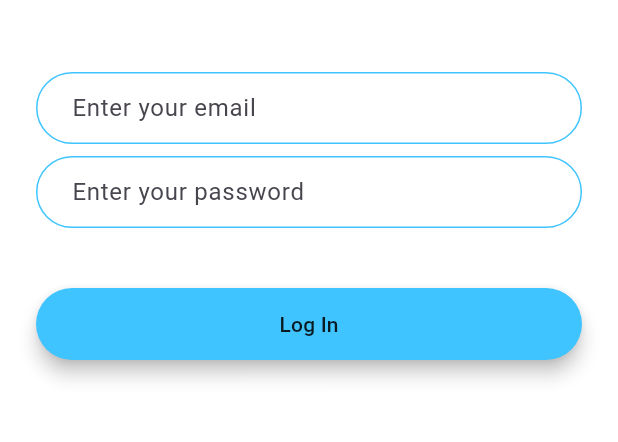
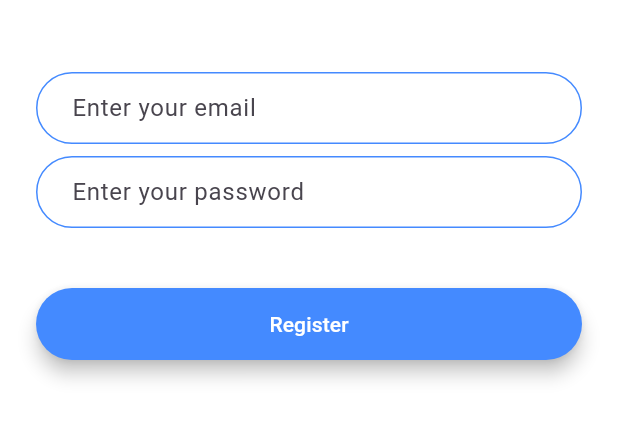
Before and after one commit to Pcode13/ChatApp_Flutter, a Flutter app: the screen it shows after launch, on a phone screen of 412 x 824 dp, the part 576-1018 px from its top. Run offline on Flutter 3.47's test engine with Material 3 defaults, Android fonts, the phone set to English and light mode, and no system bars.

Commit message:
Registration  Screen

```diff
--- a/lib/main.dart
+++ b/lib/main.dart
@@ -1,4 +1,5 @@
 import 'package:chatapp/screens/login_screen.dart';
+import 'package:chatapp/screens/registration_screen.dart';
 import 'package:chatapp/screens/welcome_screen.dart';
 import 'package:flutter/material.dart';
 
@@ -18,7 +19,7 @@ class MyApp extends StatelessWidget {
 
         colorScheme: ColorScheme.fromSeed(seedColor: Colors.deepPurple),
       ),
-      home: LoginScreen()
+      home: RegistrationScreen()
     );
   }
 }
--- a/lib/screens/registration_screen.dart
+++ b/lib/screens/registration_screen.dart
@@ -0,0 +1,98 @@
+import 'package:flutter/material.dart';
+
+class RegistrationScreen extends StatefulWidget {
+  @override
+  _RegistrationScreenState createState() => _RegistrationScreenState();
+}
+
+class _RegistrationScreenState extends State<RegistrationScreen> {
+  @override
+  Widget build(BuildContext context) {
+    return Scaffold(
+      backgroundColor: Colors.white,
+      body: Padding(
+        padding: EdgeInsets.symmetric(horizontal: 24.0),
+        child: Column(
+          mainAxisAlignment: MainAxisAlignment.center,
+          crossAxisAlignment: CrossAxisAlignment.stretch,
+          children: <Widget>[
+            Container(
+              height: 200.0,
+              child: Image.asset('images/logo.png'),
+            ),
+            SizedBox(
+              height: 48.0,
+            ),
+            TextField(
+              onChanged: (value) {
+                //Do something with the user input.
+              },
+              decoration: InputDecoration(
+                hintText: 'Enter your email',
+                contentPadding:
+                EdgeInsets.symmetric(vertical: 10.0, horizontal: 20.0),
+                border: OutlineInputBorder(
+                  borderRadius: BorderRadius.all(Radius.circular(32.0)),
+                ),
+                enabledBorder: OutlineInputBorder(
+                  borderSide: BorderSide(color: Colors.blueAccent, width: 1.0),
+                  borderRadius: BorderRadius.all(Radius.circular(32.0)),
+                ),
+                focusedBorder: OutlineInputBorder(
+                  borderSide: BorderSide(color: Colors.blueAccent, width: 2.0),
+                  borderRadius: BorderRadius.all(Radius.circular(32.0)),
+                ),
+              ),
+            ),
+            SizedBox(
+              height: 8.0,
+            ),
+            TextField(
+              onChanged: (value) {
+                //Do something with the user input.
+              },
+              decoration: InputDecoration(
+                hintText: 'Enter your password',
+                contentPadding:
+                EdgeInsets.symmetric(vertical: 10.0, horizontal: 20.0),
+                border: OutlineInputBorder(
+                  borderRadius: BorderRadius.all(Radius.circular(32.0)),
+                ),
+                enabledBorder: OutlineInputBorder(
+                  borderSide: BorderSide(color: Colors.blueAccent, width: 1.0),
+                  borderRadius: BorderRadius.all(Radius.circular(32.0)),
+                ),
+                focusedBorder: OutlineInputBorder(
+                  borderSide: BorderSide(color: Colors.blueAccent, width: 2.0),
+                  borderRadius: BorderRadius.all(Radius.circular(32.0)),
+                ),
+              ),
+            ),
+            SizedBox(
+              height: 24.0,
+            ),
+            Padding(
+              padding: EdgeInsets.symmetric(vertical: 16.0),
+              child: Material(
+                color: Colors.blueAccent,
+                borderRadius: BorderRadius.all(Radius.circular(30.0)),
+                elevation: 5.0,
+                child: MaterialButton(
+                  onPressed: () {
+                    //Implement registration functionality.
+                  },
+                  minWidth: 200.0,
+                  height: 42.0,
+                  child: Text(
+                    'Register',
+                    style: TextStyle(color: Colors.white),
+                  ),
+                ),
+              ),
+            ),
+          ],
+        ),
+      ),
+    );
+  }
+}
```
